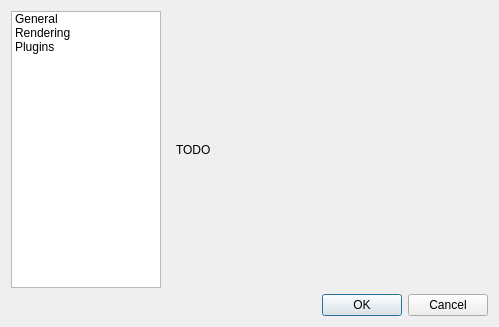
Qt form src/app/settingsdialog.ui (mattiascibien/ivygen) before a commit.
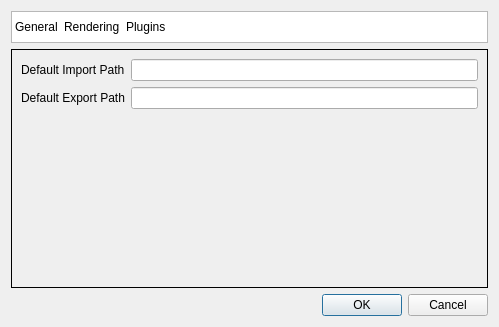
The same form after that commit. The open tabs and pages were chosen to show the change. Icons and pictures are not drawn. Custom widgets are drawn as their Qt base class.

```diff
--- a/src/app/settingsdialog.ui
+++ b/src/app/settingsdialog.ui
@@ -15,8 +15,6 @@
   </property>
   <layout class="QVBoxLayout" name="verticalLayout">
    <item>
-    <layout class="QHBoxLayout" name="horizontalLayout">
-     <item>
       <widget class="QListWidget" name="listWidget">
        <property name="enabled">
         <bool>true</bool>
@@ -29,8 +27,8 @@
        </property>
        <property name="maximumSize">
         <size>
-         <width>150</width>
-         <height>16777215</height>
+       <width>16777215</width>
+       <height>32</height>
         </size>
        </property>
        <property name="selectionBehavior">
@@ -42,6 +40,9 @@
          <height>24</height>
         </size>
        </property>
+     <property name="flow">
+      <enum>QListView::LeftToRight</enum>
+     </property>
        <item>
         <property name="text">
          <string>General</string>
@@ -82,18 +83,34 @@
          <verstretch>0</verstretch>
         </sizepolicy>
        </property>
+     <property name="frameShape">
+      <enum>QFrame::Panel</enum>
+     </property>
        <property name="currentIndex">
         <number>1</number>
        </property>
        <widget class="QWidget" name="page">
-        <layout class="QVBoxLayout" name="verticalLayout_2">
-         <item>
+      <layout class="QFormLayout" name="formLayout_2">
+       <item row="0" column="0">
           <widget class="QLabel" name="label">
            <property name="text">
-            <string>TODO</string>
+          <string>Default Import Path</string>
            </property>
           </widget>
          </item>
+       <item row="0" column="1">
+        <widget class="QLineEdit" name="lineEdit"/>
+       </item>
+       <item row="1" column="0">
+        <widget class="QLabel" name="label_4">
+         <property name="text">
+          <string>Default Export Path</string>
+         </property>
+        </widget>
+       </item>
+       <item row="1" column="1">
+        <widget class="QLineEdit" name="lineEdit_2"/>
+       </item>
         </layout>
        </widget>
        <widget class="QWidget" name="page_2">
@@ -171,8 +188,6 @@
         </layout>
        </widget>
       </widget>
-     </item>
-    </layout>
    </item>
    <item>
     <widget class="QDialogButtonBox" name="buttonBox">
```
Left out of the diff: 20 changed lines with no effect on the pictures. Lines whose indentation alone changed are shown as unchanged.
